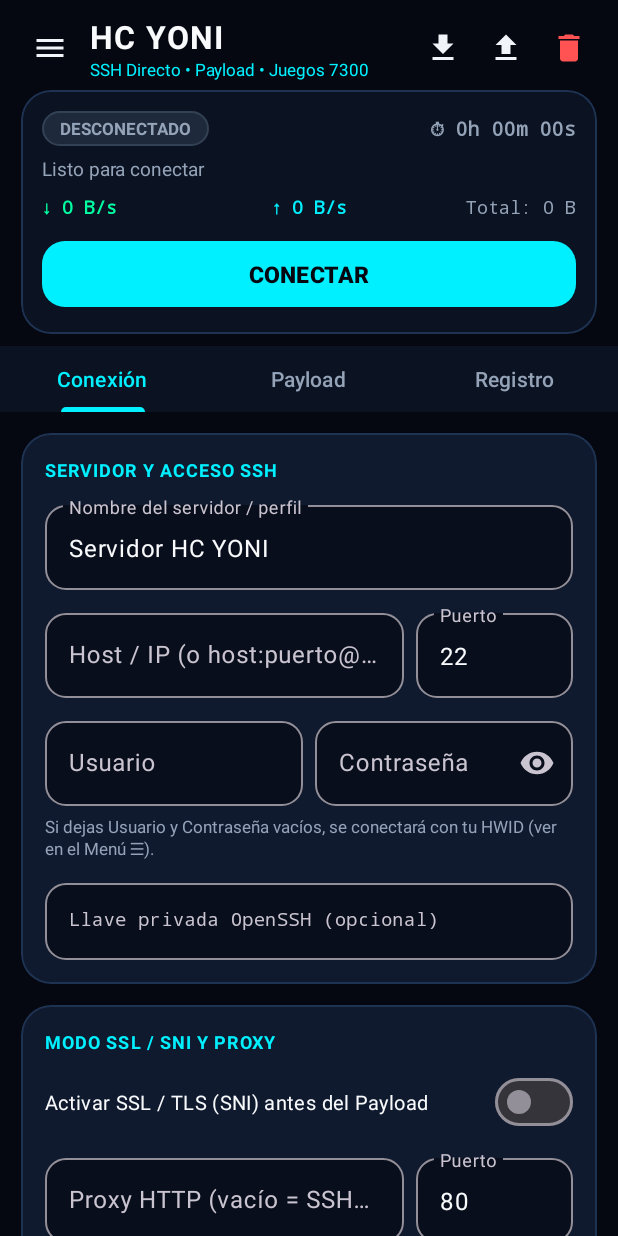
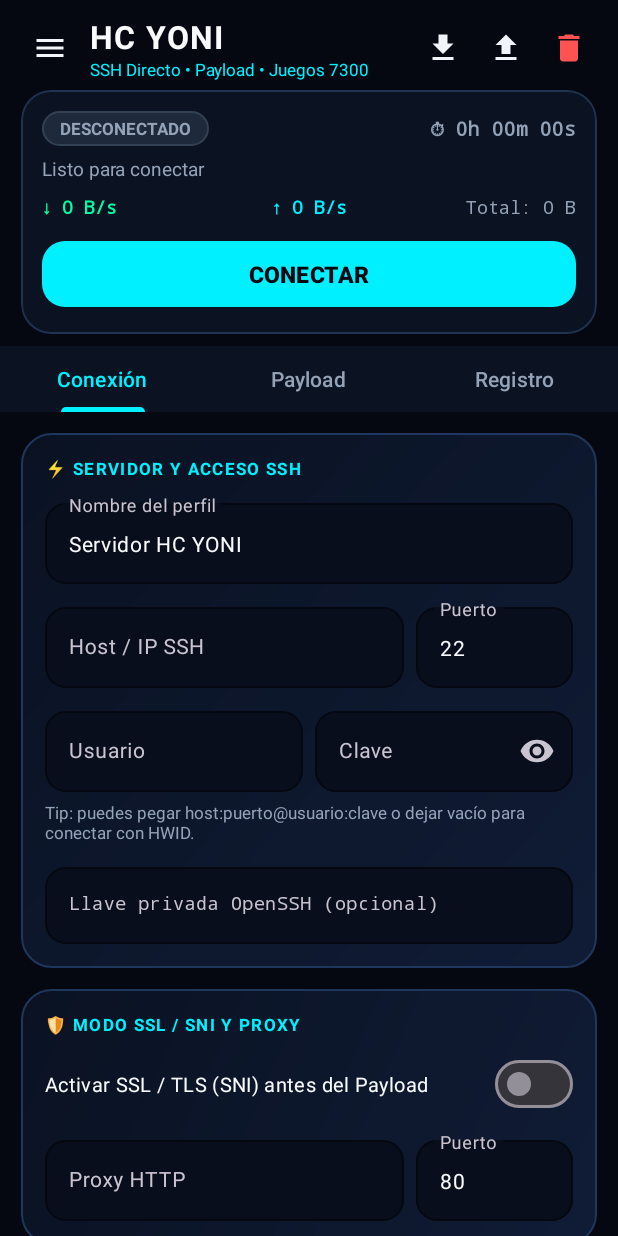
Before and after one commit to yonigomez/hc-yoni-vpn, an Android app: the screen it shows after launch (MainActivity), on a phone screen of 412 x 824 dp. Run offline under Robolectric (Android 15) with nearby library versions, the phone set to English and light mode, and no system bars.

Commit message:
Refactor layout for connection page with new styles

```diff
--- a/app/src/main/res/layout/page_connection.xml
+++ b/app/src/main/res/layout/page_connection.xml
@@ -11,18 +11,12 @@
         android:orientation="vertical"
         android:padding="14dp">
 
-        <com.google.android.material.card.MaterialCardView
+        <!-- Tarjeta Futurista 1: Servidor y Acceso SSH -->
+        <LinearLayout
             android:layout_width="match_parent"
             android:layout_height="wrap_content"
             android:layout_marginBottom="14dp"
-            app:cardBackgroundColor="@color/bg_card"
-            app:cardCornerRadius="20dp"
-            app:strokeColor="@color/stroke_subtle"
-            app:strokeWidth="1dp">
-
-            <LinearLayout
-                android:layout_width="match_parent"
-                android:layout_height="wrap_content"
+            android:background="@drawable/bg_cyber_card"
             android:orientation="vertical"
             android:padding="16dp">
 
@@ -30,10 +24,10 @@
                 android:layout_width="wrap_content"
                 android:layout_height="wrap_content"
                 android:layout_marginBottom="10dp"
-                    android:letterSpacing="0.06"
-                    android:text="SERVIDOR Y ACCESO SSH"
+                android:letterSpacing="0.08"
+                android:text="⚡ SERVIDOR Y ACCESO SSH"
                 android:textColor="@color/accent_cyan"
-                    android:textSize="12sp"
+                android:textSize="11.5sp"
                 android:textStyle="bold" />
 
             <TextView
@@ -41,7 +35,7 @@
                 android:layout_width="match_parent"
                 android:layout_height="wrap_content"
                 android:layout_marginBottom="10dp"
-                    android:text="🔒 Servidor y credenciales bloqueados por el creador"
+                android:text="🔒 Servidor y credenciales protegidos por el creador"
                 android:textColor="@color/accent_amber"
                 android:textSize="12sp"
                 android:visibility="gone" />
@@ -51,19 +45,21 @@
                 android:layout_width="match_parent"
                 android:layout_height="wrap_content"
                 android:layout_marginBottom="10dp"
-                    android:hint="Nombre del servidor / perfil"
+                android:hint="Nombre del perfil"
                 app:boxBackgroundColor="@color/bg_input"
                 app:boxCornerRadiusBottomEnd="14dp"
                 app:boxCornerRadiusBottomStart="14dp"
                 app:boxCornerRadiusTopEnd="14dp"
-                    app:boxCornerRadiusTopStart="14dp">
+                app:boxCornerRadiusTopStart="14dp"
+                app:boxStrokeColor="@color/stroke_subtle">
 
                 <com.google.android.material.textfield.TextInputEditText
                     android:id="@+id/etProfileName"
                     android:layout_width="match_parent"
                     android:layout_height="wrap_content"
                     android:inputType="text"
-                        android:textColor="@color/text_primary" />
+                    android:textColor="@color/text_primary"
+                    android:textSize="14sp" />
             </com.google.android.material.textfield.TextInputLayout>
 
             <LinearLayout
@@ -78,19 +74,21 @@
                     android:layout_height="wrap_content"
                     android:layout_marginEnd="8dp"
                     android:layout_weight="2.3"
-                        android:hint="Host / IP (o host:puerto@user:clave)"
+                    android:hint="Host / IP SSH"
                     app:boxBackgroundColor="@color/bg_input"
                     app:boxCornerRadiusBottomEnd="14dp"
                     app:boxCornerRadiusBottomStart="14dp"
                     app:boxCornerRadiusTopEnd="14dp"
-                        app:boxCornerRadiusTopStart="14dp">
+                    app:boxCornerRadiusTopStart="14dp"
+                    app:boxStrokeColor="@color/stroke_subtle">
 
                     <com.google.android.material.textfield.TextInputEditText
                         android:id="@+id/etSshHost"
                         android:layout_width="match_parent"
                         android:layout_height="wrap_content"
                         android:inputType="textUri|textNoSuggestions"
-                            android:textColor="@color/text_primary" />
+                        android:textColor="@color/text_primary"
+                        android:textSize="14sp" />
                 </com.google.android.material.textfield.TextInputLayout>
 
                 <com.google.android.material.textfield.TextInputLayout
@@ -103,7 +101,8 @@
                     app:boxCornerRadiusBottomEnd="14dp"
                     app:boxCornerRadiusBottomStart="14dp"
                     app:boxCornerRadiusTopEnd="14dp"
-                        app:boxCornerRadiusTopStart="14dp">
+                    app:boxCornerRadiusTopStart="14dp"
+                    app:boxStrokeColor="@color/stroke_subtle">
 
                     <com.google.android.material.textfield.TextInputEditText
                         android:id="@+id/etSshPort"
@@ -111,7 +110,8 @@
                         android:layout_height="wrap_content"
                         android:inputType="number"
                         android:text="22"
-                            android:textColor="@color/text_primary" />
+                        android:textColor="@color/text_primary"
+                        android:textSize="14sp" />
                 </com.google.android.material.textfield.TextInputLayout>
             </LinearLayout>
 
@@ -132,14 +132,16 @@
                     app:boxCornerRadiusBottomEnd="14dp"
                     app:boxCornerRadiusBottomStart="14dp"
                     app:boxCornerRadiusTopEnd="14dp"
-                        app:boxCornerRadiusTopStart="14dp">
+                    app:boxCornerRadiusTopStart="14dp"
+                    app:boxStrokeColor="@color/stroke_subtle">
 
                     <com.google.android.material.textfield.TextInputEditText
                         android:id="@+id/etUsername"
                         android:layout_width="match_parent"
                         android:layout_height="wrap_content"
                         android:inputType="textNoSuggestions"
-                            android:textColor="@color/text_primary" />
+                        android:textColor="@color/text_primary"
+                        android:textSize="14sp" />
                 </com.google.android.material.textfield.TextInputLayout>
 
                 <com.google.android.material.textfield.TextInputLayout
@@ -147,12 +149,13 @@
                     android:layout_width="0dp"
                     android:layout_height="wrap_content"
                     android:layout_weight="1"
-                        android:hint="Contraseña"
+                    android:hint="Clave"
                     app:boxBackgroundColor="@color/bg_input"
                     app:boxCornerRadiusBottomEnd="14dp"
                     app:boxCornerRadiusBottomStart="14dp"
                     app:boxCornerRadiusTopEnd="14dp"
                     app:boxCornerRadiusTopStart="14dp"
+                    app:boxStrokeColor="@color/stroke_subtle"
                     app:endIconMode="password_toggle">
 
                     <com.google.android.material.textfield.TextInputEditText
@@ -160,7 +163,8 @@
                         android:layout_width="match_parent"
                         android:layout_height="wrap_content"
                         android:inputType="textPassword"
-                            android:textColor="@color/text_primary" />
+                        android:textColor="@color/text_primary"
+                        android:textSize="14sp" />
                 </com.google.android.material.textfield.TextInputLayout>
             </LinearLayout>
 
@@ -168,7 +172,7 @@
                 android:layout_width="match_parent"
                 android:layout_height="wrap_content"
                 android:layout_marginBottom="10dp"
-                    android:text="Si dejas Usuario y Contraseña vacíos, se conectará con tu HWID (ver en el Menú ☰)."
+                android:text="Tip: puedes pegar host:puerto@usuario:clave o dejar vacío para conectar con HWID."
                 android:textColor="@color/text_secondary"
                 android:textSize="11sp" />
 
@@ -181,7 +185,8 @@
                 app:boxCornerRadiusBottomEnd="14dp"
                 app:boxCornerRadiusBottomStart="14dp"
                 app:boxCornerRadiusTopEnd="14dp"
-                    app:boxCornerRadiusTopStart="14dp">
+                app:boxCornerRadiusTopStart="14dp"
+                app:boxStrokeColor="@color/stroke_subtle">
 
                 <com.google.android.material.textfield.TextInputEditText
                     android:id="@+id/etPrivateKey"
@@ -196,20 +201,13 @@
                     android:textSize="12sp" />
             </com.google.android.material.textfield.TextInputLayout>
         </LinearLayout>
-        </com.google.android.material.card.MaterialCardView>
 
-        <com.google.android.material.card.MaterialCardView
+        <!-- Tarjeta Futurista 2: Modo SSL / SNI y Proxy -->
+        <LinearLayout
             android:layout_width="match_parent"
             android:layout_height="wrap_content"
             android:layout_marginBottom="20dp"
-            app:cardBackgroundColor="@color/bg_card"
-            app:cardCornerRadius="20dp"
-            app:strokeColor="@color/stroke_subtle"
-            app:strokeWidth="1dp">
-
-            <LinearLayout
-                android:layout_width="match_parent"
-                android:layout_height="wrap_content"
+            android:background="@drawable/bg_cyber_card"
             android:orientation="vertical"
             android:padding="16dp">
 
@@ -217,10 +215,10 @@
                 android:layout_width="wrap_content"
                 android:layout_height="wrap_content"
                 android:layout_marginBottom="8dp"
-                    android:letterSpacing="0.06"
-                    android:text="MODO SSL / SNI Y PROXY"
+                android:letterSpacing="0.08"
+                android:text="🛡️ MODO SSL / SNI Y PROXY"
                 android:textColor="@color/accent_cyan"
-                    android:textSize="12sp"
+                android:textSize="11.5sp"
                 android:textStyle="bold" />
 
             <com.google.android.material.materialswitch.MaterialSwitch
@@ -243,14 +241,16 @@
                 app:boxCornerRadiusBottomEnd="14dp"
                 app:boxCornerRadiusBottomStart="14dp"
                 app:boxCornerRadiusTopEnd="14dp"
-                    app:boxCornerRadiusTopStart="14dp">
+                app:boxCornerRadiusTopStart="14dp"
+                app:boxStrokeColor="@color/stroke_subtle">
 
                 <com.google.android.material.textfield.TextInputEditText
                     android:id="@+id/etSniHost"
                     android:layout_width="match_parent"
                     android:layout_height="wrap_content"
                     android:inputType="textUri|textNoSuggestions"
-                        android:textColor="@color/text_primary" />
+                    android:textColor="@color/text_primary"
+                    android:textSize="14sp" />
             </com.google.android.material.textfield.TextInputLayout>
 
             <LinearLayout
@@ -264,19 +264,21 @@
                     android:layout_height="wrap_content"
                     android:layout_marginEnd="8dp"
                     android:layout_weight="2.3"
-                        android:hint="Proxy HTTP (vacío = SSH Directo)"
+                    android:hint="Proxy HTTP"
                     app:boxBackgroundColor="@color/bg_input"
                     app:boxCornerRadiusBottomEnd="14dp"
                     app:boxCornerRadiusBottomStart="14dp"
                     app:boxCornerRadiusTopEnd="14dp"
-                        app:boxCornerRadiusTopStart="14dp">
+                    app:boxCornerRadiusTopStart="14dp"
+                    app:boxStrokeColor="@color/stroke_subtle">
 
                     <com.google.android.material.textfield.TextInputEditText
                         android:id="@+id/etProxyHost"
                         android:layout_width="match_parent"
                         android:layout_height="wrap_content"
                         android:inputType="textUri|textNoSuggestions"
-                            android:textColor="@color/text_primary" />
+                        android:textColor="@color/text_primary"
+                        android:textSize="14sp" />
                 </com.google.android.material.textfield.TextInputLayout>
 
                 <com.google.android.material.textfield.TextInputLayout
@@ -289,7 +291,8 @@
                     app:boxCornerRadiusBottomEnd="14dp"
                     app:boxCornerRadiusBottomStart="14dp"
                     app:boxCornerRadiusTopEnd="14dp"
-                        app:boxCornerRadiusTopStart="14dp">
+                    app:boxCornerRadiusTopStart="14dp"
+                    app:boxStrokeColor="@color/stroke_subtle">
 
                     <com.google.android.material.textfield.TextInputEditText
                         android:id="@+id/etProxyPort"
@@ -297,10 +300,10 @@
                         android:layout_height="wrap_content"
                         android:inputType="number"
                         android:text="80"
-                            android:textColor="@color/text_primary" />
+                        android:textColor="@color/text_primary"
+                        android:textSize="14sp" />
                 </com.google.android.material.textfield.TextInputLayout>
             </LinearLayout>
         </LinearLayout>
-        </com.google.android.material.card.MaterialCardView>
     </LinearLayout>
 </ScrollView>
```
Lines whose indentation alone changed are shown as unchanged.
